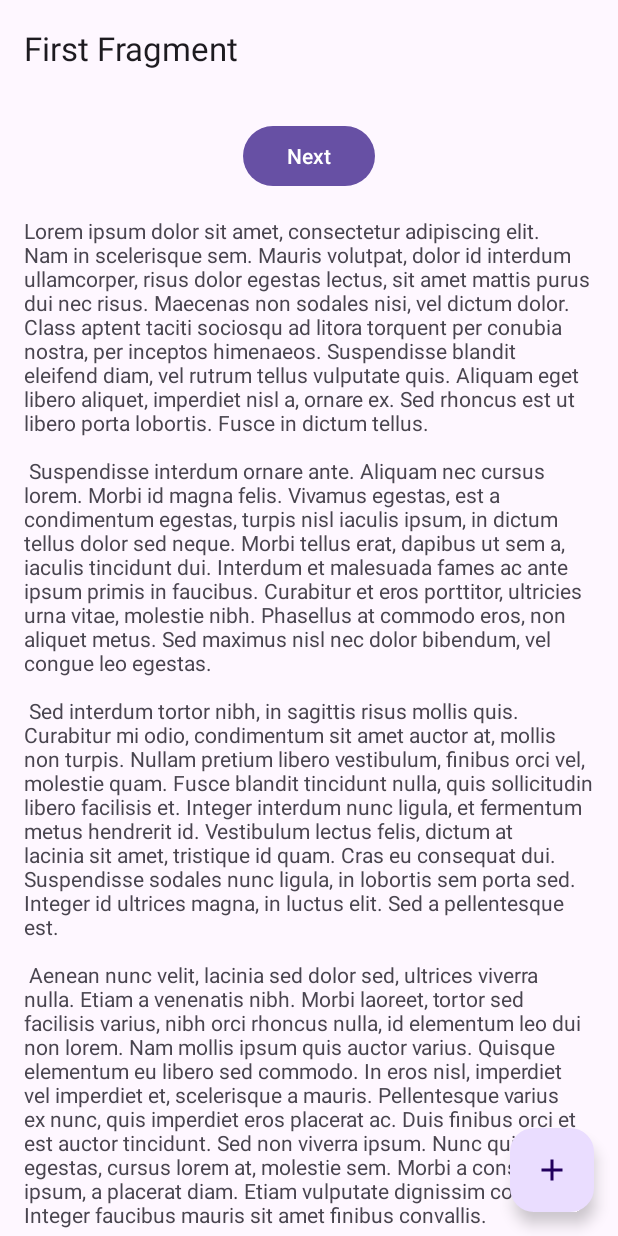
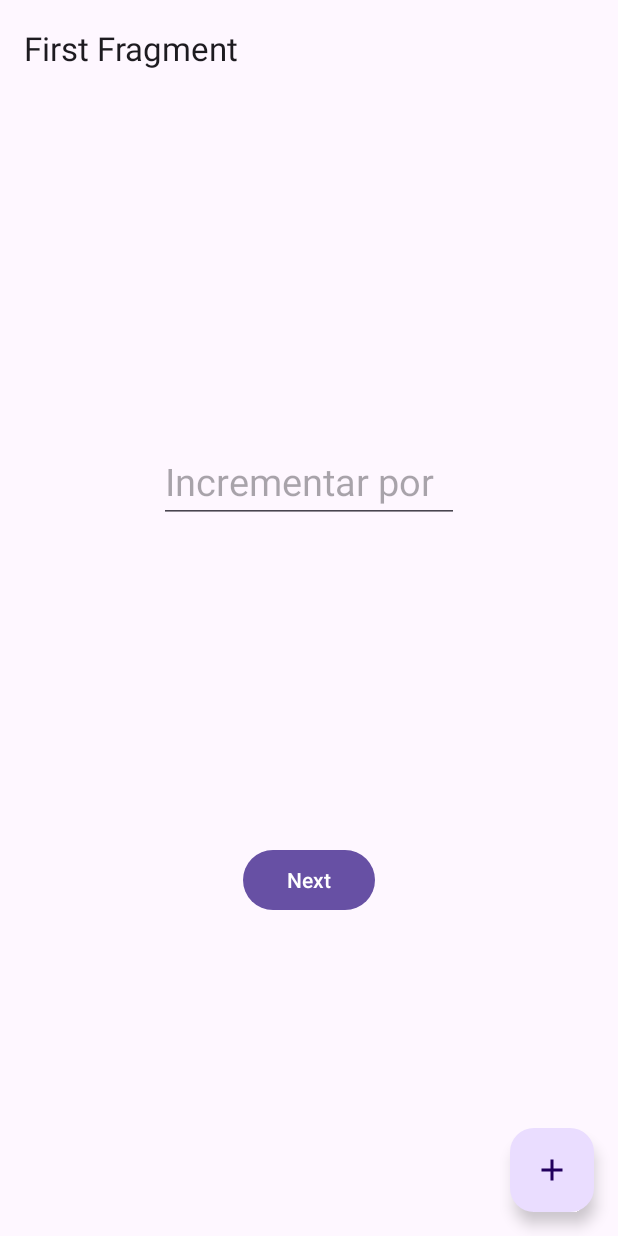
Before and after one commit to rib-bruno/Lifecycle-App, an Android app: the screen it shows after launch (MainActivity), after a tap on an icon or button, on a phone screen of 412 x 824 dp. Run offline under Robolectric (Android 15) with nearby library versions, the phone set to English and light mode, and no system bars; our stand-ins replace navigation-ui; 1 other tap on this screen came first.

Commit message:
compartilhamento viewmodel entre fragments

```diff
--- a/app/src/main/AndroidManifest.xml
+++ b/app/src/main/AndroidManifest.xml
@@ -16,6 +16,7 @@
             android:name=".MainActivity"
             android:exported="true"
             android:label="@string/app_name"
+            android:windowSoftInputMode="adjustResize"
             android:theme="@style/Theme.LifecycleApp">
             <intent-filter>
                 <action android:name="android.intent.action.MAIN" />
--- a/app/src/main/java/com/example/lifecycleapp/FirstFragment.kt
+++ b/app/src/main/java/com/example/lifecycleapp/FirstFragment.kt
@@ -5,6 +5,7 @@ import androidx.fragment.app.Fragment
 import android.view.LayoutInflater
 import android.view.View
 import android.view.ViewGroup
+import androidx.fragment.app.activityViewModels
 import androidx.navigation.fragment.findNavController
 import com.example.lifecycleapp.databinding.FragmentFirstBinding
 
@@ -18,6 +19,9 @@ class FirstFragment : Fragment() {
     // This property is only valid between onCreateView and
     // onDestroyView.
     private val binding get() = _binding!!
+
+    //delegate para reutilizar viewmodel - pega nossa activity como lifecycleowner
+    private val viewModel by activityViewModels<MainViewModel>()
 
     override fun onCreateView(
         inflater: LayoutInflater, container: ViewGroup?,
@@ -33,6 +37,9 @@ class FirstFragment : Fragment() {
         super.onViewCreated(view, savedInstanceState)
 
         binding.buttonFirst.setOnClickListener {
+            //sempre que clicar em next, definir qual vai ser o incremento do viewmodel
+          val incrementBy = binding.edittextIncrementBy.text.toString()
+            viewModel.incrementBy = incrementBy.toIntOrNull() ?: 1
             findNavController().navigate(R.id.action_FirstFragment_to_SecondFragment)
         }
     }
--- a/app/src/main/java/com/example/lifecycleapp/MainActivity.kt
+++ b/app/src/main/java/com/example/lifecycleapp/MainActivity.kt
@@ -17,6 +17,7 @@ class MainActivity : AppCompatActivity() {
     private lateinit var appBarConfiguration: AppBarConfiguration
     private lateinit var binding: ActivityMainBinding
 
+    //como está dentro da activity, não precisa colocar o prefixo
     //passando no generics o nome da viewmodel q voce quer recuperar
     private val viewModel by viewModels<MainViewModel>()
 
@@ -38,7 +39,8 @@ class MainActivity : AppCompatActivity() {
 //        }
 
         binding.fab.setOnClickListener { view ->
-//            viewModel.increment()
+         viewModel.increment()
+
         }
     }
 
--- a/app/src/main/java/com/example/lifecycleapp/MainViewModel.kt
+++ b/app/src/main/java/com/example/lifecycleapp/MainViewModel.kt
@@ -1,6 +1,7 @@
 package com.example.lifecycleapp
 
 import android.util.Log
+import androidx.fragment.app.activityViewModels
 import androidx.lifecycle.LiveData
 import androidx.lifecycle.MutableLiveData
 import androidx.lifecycle.ViewModel
@@ -14,11 +15,12 @@ class MainViewModel : ViewModel() {
     val counter: LiveData<Int> = _counter
     //leitura pública, atribuição privada
 
+    var incrementBy = 1
 
     fun increment() {
         //pode ser nulo
         val number = _counter.value ?: 0
-        _counter.value = number + 1
+        _counter.value = number + incrementBy
     }
 }
 
--- a/app/src/main/java/com/example/lifecycleapp/SecondFragment.kt
+++ b/app/src/main/java/com/example/lifecycleapp/SecondFragment.kt
@@ -1,12 +1,15 @@
 package com.example.lifecycleapp
 
 import android.os.Bundle
-import androidx.fragment.app.Fragment
 import android.view.LayoutInflater
 import android.view.View
 import android.view.ViewGroup
+import androidx.appcompat.app.AppCompatActivity
+import androidx.fragment.app.Fragment
+import androidx.fragment.app.activityViewModels
 import androidx.fragment.app.viewModels
-import androidx.navigation.fragment.findNavController
+import androidx.lifecycle.ViewModelProvider
+import androidx.lifecycle.get
 import com.example.lifecycleapp.databinding.FragmentSecondBinding
 
 /**
@@ -20,7 +23,10 @@ class SecondFragment : Fragment() {
     // onDestroyView.
     private val binding get() = _binding!!
 
-    private val viewModel by viewModels<MainViewModel> ()
+    //delegate de viewmodel para reutlizar
+    private val viewModel by activityViewModels<MainViewModel>()
+
+    //private lateinit var viewModel: MainViewModel
 
 
     override fun onCreateView(
@@ -36,17 +42,23 @@ class SecondFragment : Fragment() {
     override fun onViewCreated(view: View, savedInstanceState: Bundle?) {
         super.onViewCreated(view, savedInstanceState)
 
+        //compartilhar entre fragments:
+        //ele espera um owner como parâmetro - que nesse caso é o fragment
+        //activity tb implementa o lifecycle owner (fazer o cast):
+        //viewModel = ViewModelProvider(activity as AppCompatActivity).get()
+
         //observar mudanças de valores
-        viewModel.counter.observe(viewLifecycleOwner) {counter ->
+        viewModel.counter.observe(viewLifecycleOwner) { counter ->
             binding.tvCounter.text = counter.toString()
 
         }
 
         binding.buttonSecond.setOnClickListener {
-           // findNavController().navigate(R.id.action_SecondFragment_to_FirstFragment)
+            // findNavController().navigate(R.id.action_SecondFragment_to_FirstFragment)
             viewModel.increment()
         }
     }
+
     override fun onDestroyView() {
         super.onDestroyView()
         _binding = null
--- a/app/src/main/res/layout/fragment_first.xml
+++ b/app/src/main/res/layout/fragment_first.xml
@@ -1,35 +1,33 @@
 <?xml version="1.0" encoding="utf-8"?>
-<androidx.core.widget.NestedScrollView xmlns:android="http://schemas.android.com/apk/res/android"
+<androidx.constraintlayout.widget.ConstraintLayout xmlns:android="http://schemas.android.com/apk/res/android"
     xmlns:app="http://schemas.android.com/apk/res-auto"
     xmlns:tools="http://schemas.android.com/tools"
     android:layout_width="match_parent"
     android:layout_height="match_parent"
     tools:context=".FirstFragment">
 
-    <androidx.constraintlayout.widget.ConstraintLayout
-        android:layout_width="match_parent"
-        android:layout_height="match_parent"
-        android:padding="16dp">
+    <androidx.appcompat.widget.AppCompatEditText
+        android:id="@+id/edittext_increment_by"
+        android:layout_width="200dp"
+        android:layout_height="wrap_content"
+        android:layout_marginTop="16dp"
+        android:hint="@string/increment_by"
+        android:inputType="number"
+        android:textSize="25sp"
+        app:layout_constraintBottom_toTopOf="@id/button_first"
+        app:layout_constraintEnd_toEndOf="parent"
+        app:layout_constraintStart_toStartOf="parent"
+        app:layout_constraintTop_toTopOf="parent" />
 
     <Button
         android:id="@+id/button_first"
         android:layout_width="wrap_content"
         android:layout_height="wrap_content"
         android:text="@string/next"
-            app:layout_constraintBottom_toTopOf="@id/textview_first"
-            app:layout_constraintEnd_toEndOf="parent"
-            app:layout_constraintStart_toStartOf="parent"
-            app:layout_constraintTop_toTopOf="parent" />
-
-        <TextView
-            android:id="@+id/textview_first"
-            android:layout_width="wrap_content"
-            android:layout_height="wrap_content"
-            android:layout_marginTop="16dp"
-            android:text="@string/lorem_ipsum"
         app:layout_constraintBottom_toBottomOf="parent"
         app:layout_constraintEnd_toEndOf="parent"
         app:layout_constraintStart_toStartOf="parent"
-            app:layout_constraintTop_toBottomOf="@id/button_first" />
+        app:layout_constraintTop_toBottomOf="@id/edittext_increment_by" />
+
+
 </androidx.constraintlayout.widget.ConstraintLayout>
-</androidx.core.widget.NestedScrollView>
--- a/app/src/main/res/values/strings.xml
+++ b/app/src/main/res/values/strings.xml
@@ -44,4 +44,6 @@
         vestibulum. Fusce dictum libero quis erat maximus, vitae volutpat diam dignissim.
     </string>
     <string name="incrementar">Incrementar</string>
+    <string name="hello_first">Hello first fragment!</string>
+    <string name="increment_by">Incrementar por</string>
 </resources>
```
Lines whose indentation alone changed are shown as unchanged.
